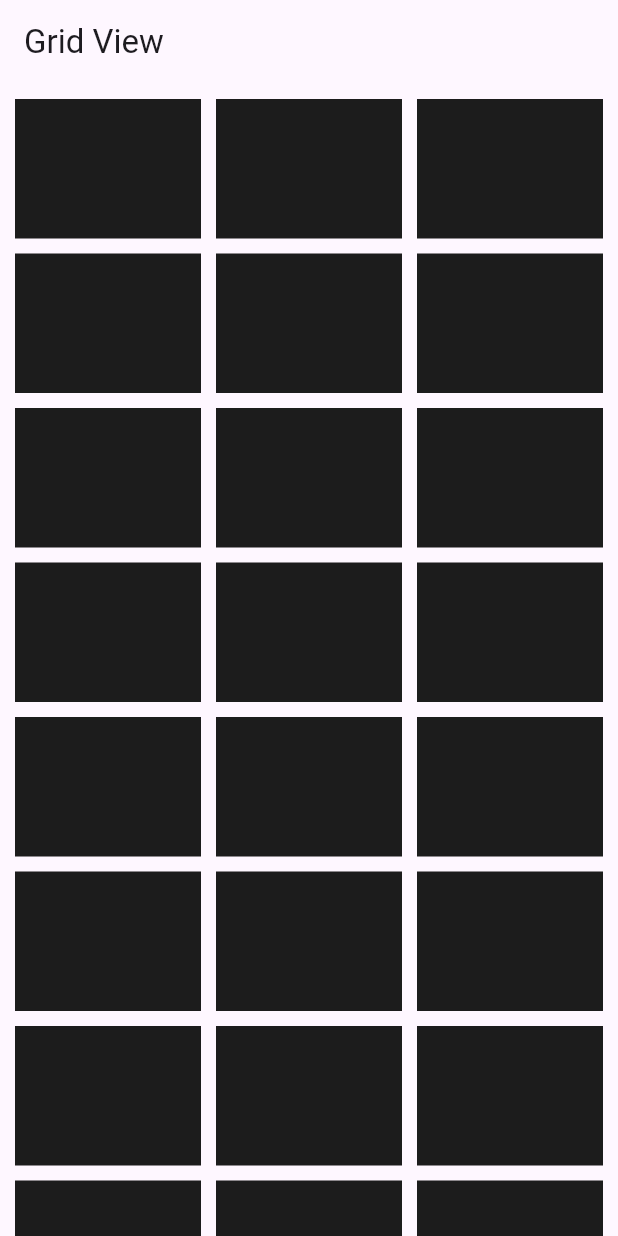
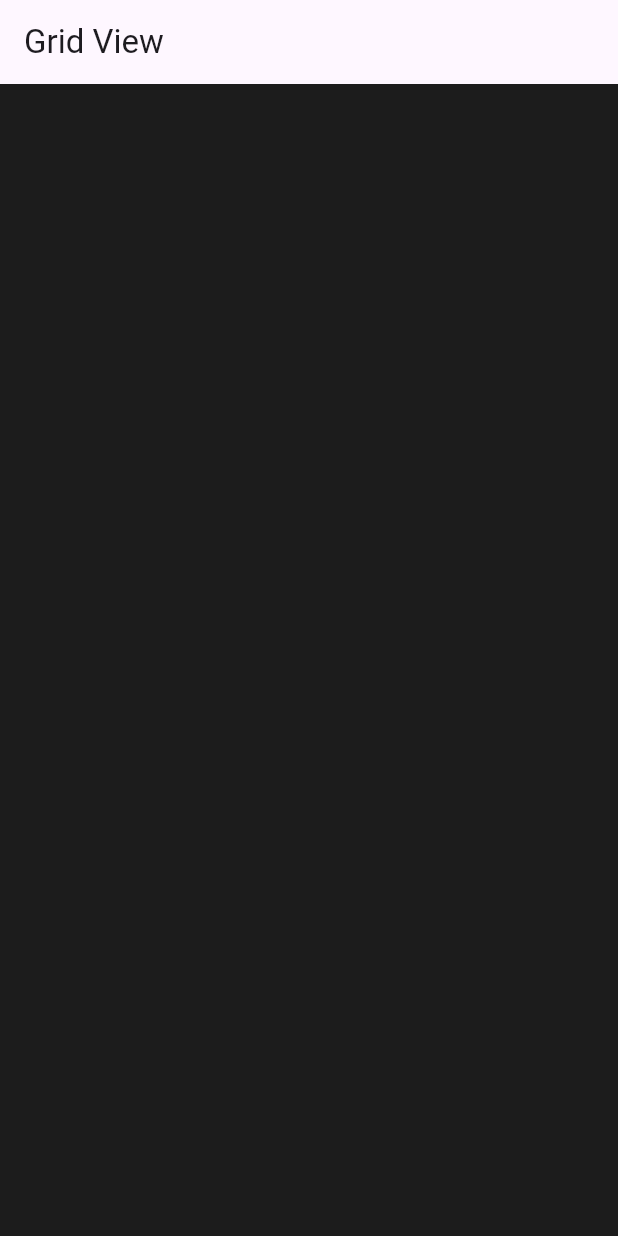
Before and after one commit to Melidasari/Pemograman_Flutter, a Flutter app: the screen it shows after launch, on a phone screen of 412 x 824 dp. Run offline on Flutter 3.47's test engine with Material 3 defaults, Android fonts, the phone set to English and light mode, and no system bars; our stand-ins replace faker.

Commit message:
Update FLUTTER 19 Grid View

```diff
--- a/grid_view/lib/main.dart
+++ b/grid_view/lib/main.dart
@@ -25,14 +25,15 @@ class MyApp extends StatelessWidget {
         appBar: AppBar(
           title: Text("Grid View"),
         ),
-        body: GridView(
-          padding: EdgeInsets.all(10),
-          gridDelegate: SliverGridDelegateWithFixedCrossAxisCount(
-            crossAxisCount: 3,
-            crossAxisSpacing: 10,
-            mainAxisSpacing: 10,
-            childAspectRatio: 4 / 3,
-          ),
+        // body: GridView.count(
+        //   crossAxisCount: 3,
+        //   crossAxisSpacing: 10,
+        //   mainAxisSpacing: 10,
+        //   childAspectRatio: 4 / 3,
+        // padding: EdgeInsets.all(10),
+        // children: myList,
+        body: GridView.count(
+          crossAxisCount: 3,
           children: myList,
         ),
       ),
```
